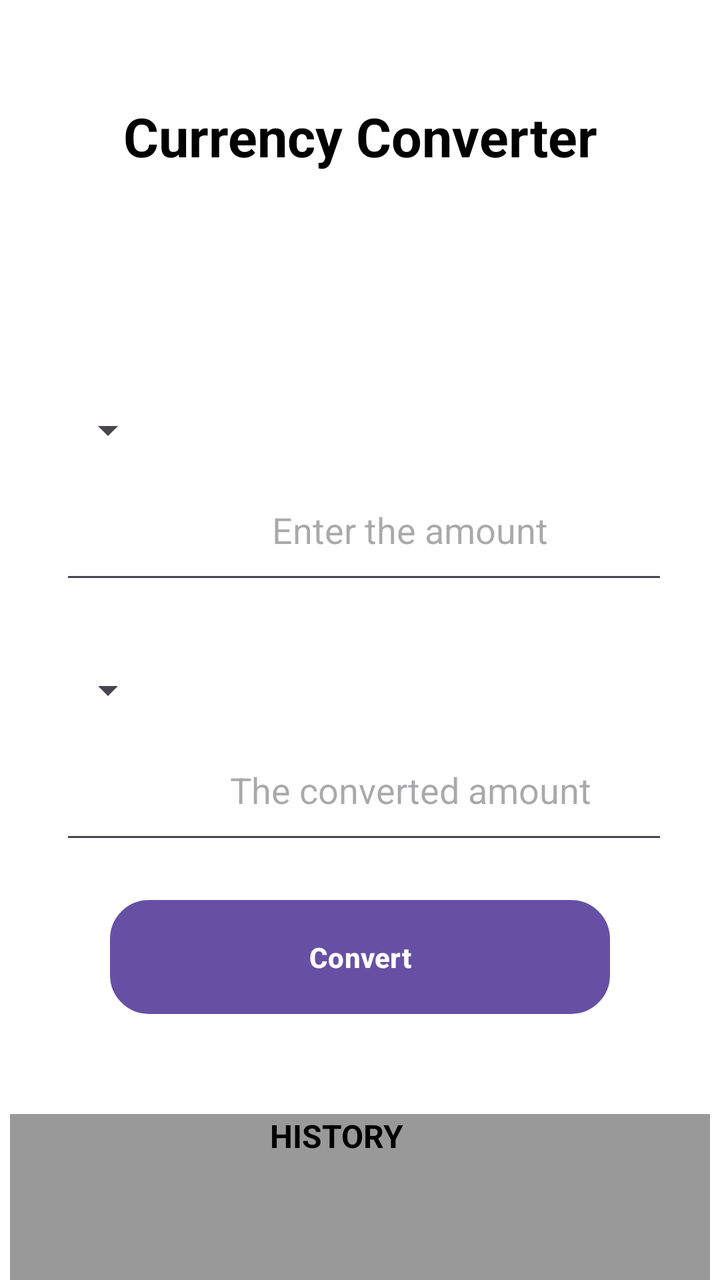
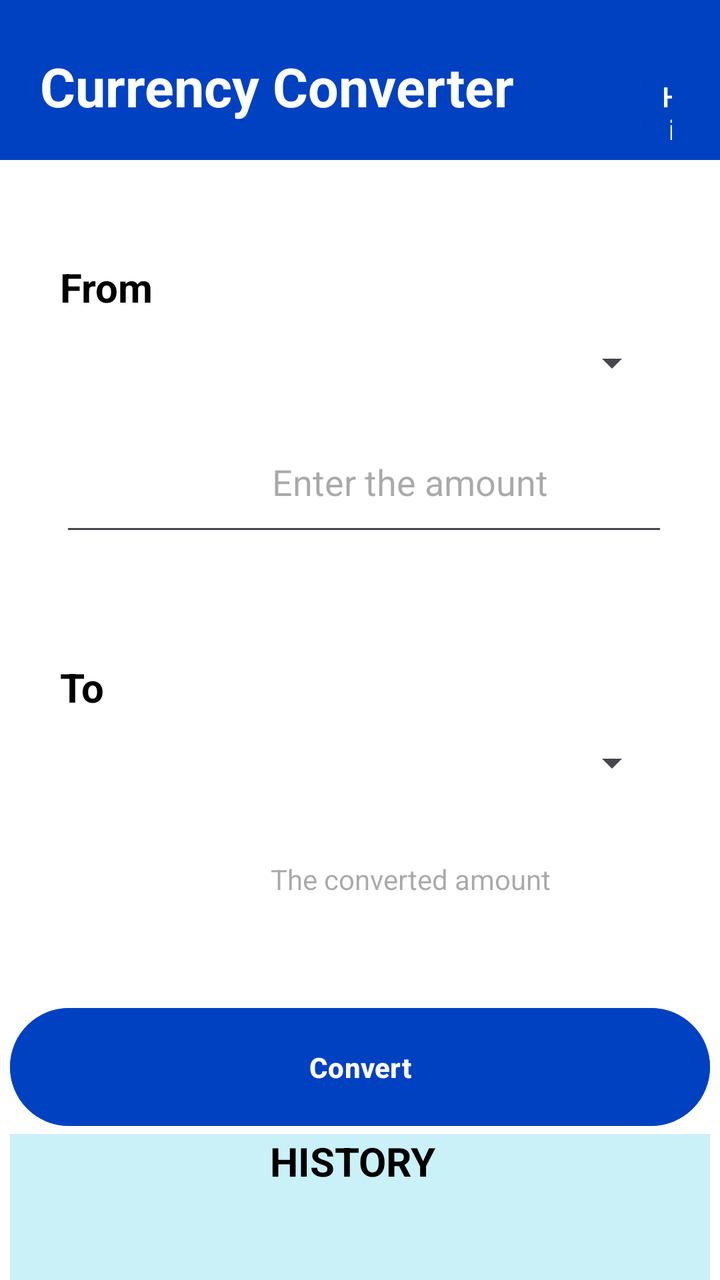

An Android layout rendered at two revisions. The XML below is the earlier revision; the diff shows what the commit changed to produce the second picture.
<!-- AndroidManifest.xml: application theme Theme.Task_2 -->
<!-- res/layout/activity_converter.xml -->
<?xml version="1.0" encoding="utf-8"?>
<androidx.constraintlayout.widget.ConstraintLayout xmlns:android="http://schemas.android.com/apk/res/android"
    xmlns:app="http://schemas.android.com/apk/res-auto"
    xmlns:tools="http://schemas.android.com/tools"
    android:id="@+id/main"
    android:layout_width="match_parent"
    android:layout_height="match_parent"
    tools:context=".converter"
    android:background="@color/white">

    <TextView
        android:layout_width="wrap_content"
        android:layout_height="wrap_content"
        android:text="Currency Converter"
        android:textSize="27sp"
        android:textStyle="bold"
        android:textColor="@color/black"
        android:layout_marginTop="50dp"
        app:layout_constraintStart_toStartOf="parent"
        app:layout_constraintTop_toTopOf="parent"
        app:layout_constraintEnd_toEndOf="parent"/>

    <LinearLayout
        android:layout_width="match_parent"
        android:layout_height="wrap_content"
        android:orientation="vertical"
        android:layout_marginTop="170dp"
        app:layout_constraintTop_toTopOf="parent"
        android:padding="30dp">

        <Spinner
            android:id="@+id/spinner1"
            android:layout_width="wrap_content"
            android:layout_height="30dp" />

        <EditText
            android:id="@+id/amount"
            android:inputType="numberDecimal"
            android:layout_width="350dp"
            android:layout_height="67dp"
            android:hint="Enter the amount"
            android:singleLine="true"
            android:gravity="center"
            android:textColor="@color/black"/>

    </LinearLayout>

    <LinearLayout
        android:layout_width="match_parent"
        android:layout_height="wrap_content"
        android:orientation="vertical"
        android:layout_marginTop="300dp"
        app:layout_constraintTop_toTopOf="parent"
        android:padding="30dp">

        <Spinner
            android:id="@+id/spinner2"
            android:layout_width="wrap_content"
            android:layout_height="30dp"/>

        <EditText
            android:id="@+id/resultamount"
            android:layout_width="350dp"
            android:layout_height="67dp"
            android:hint="The converted amount"
            android:singleLine="true"
            android:gravity="center"
            android:textColor="@color/black"/>

    </LinearLayout>
    
    <Button
        android:id="@+id/Convertbtn"
        android:layout_width="250dp"
        android:layout_height="57dp"
        android:background="@drawable/btn_layout"
        android:text="Convert"
        android:textStyle="bold"
        android:clickable="true"
        android:layout_marginTop="450dp"
        app:layout_constraintStart_toStartOf="parent"
        app:layout_constraintEnd_toEndOf="parent"
        app:layout_constraintTop_toTopOf="parent"/>

    <LinearLayout
        android:layout_width="350dp"
        android:layout_height="150dp"
        android:background="@color/light_grey"
        android:layout_marginTop="50dp"
        app:layout_constraintTop_toBottomOf="@id/Convertbtn"
        app:layout_constraintStart_toStartOf="parent"
        app:layout_constraintEnd_toEndOf="parent"
        android:orientation="vertical">

        <TextView
            android:layout_width="wrap_content"
            android:layout_height="wrap_content"
            android:text="HISTORY"
            android:textStyle="bold"
            android:textColor="@color/black"
            android:textSize="16sp"
            android:layout_marginLeft="130dp"/>


        <TextView
            android:id="@+id/History"
            android:layout_width="200dp"
            android:layout_height="100dp"
            android:layout_marginLeft="30dp"/>


    </LinearLayout>

</androidx.constraintlayout.widget.ConstraintLayout>
<!-- resources referenced by this layout -->
<resources>
  <color name="black">#FF000000</color>
  <color name="light_grey">#999999</color>
  <color name="white">#FFFFFFFF</color>
  <!-- drawable btn_layout (drawable) -->
  <?xml version="1.0" encoding="utf-8"?>
  <shape xmlns:android="http://schemas.android.com/apk/res/android">
  
      <solid android:color="@color/blue"/>
  
      <stroke
          android:width="1dp"
          android:color="@color/blue" />
  
      <corners android:radius="19dp" />
  
  </shape>
  <style name="Theme.Task_2" parent="Base.Theme.Task_2" />
  <color name="blue">#82EEFD</color>
  <style name="Base.Theme.Task_2" parent="Theme.Material3.DayNight.NoActionBar">
          
          
      </style>
</resources>

<!-- the commit's change to res/layout/activity_converter.xml (unified diff, before → after) -->
@@ -8,30 +8,59 @@
     tools:context=".converter"
     android:background="@color/white">
 
-    <TextView
-        android:layout_width="wrap_content"
-        android:layout_height="wrap_content"
-        android:text="Currency Converter"
-        android:textSize="27sp"
-        android:textStyle="bold"
-        android:textColor="@color/black"
-        android:layout_marginTop="50dp"
-        app:layout_constraintStart_toStartOf="parent"
+    <LinearLayout
+        android:layout_width="match_parent"
+        android:layout_height="80dp"
+        android:orientation="horizontal"
+        android:background="@color/Blue"
         app:layout_constraintTop_toTopOf="parent"
-        app:layout_constraintEnd_toEndOf="parent"/>
+        app:layout_constraintStart_toStartOf="parent">
+
+        <TextView
+            android:layout_width="wrap_content"
+            android:layout_height="67dp"
+            android:text="Currency Converter"
+            android:textColor="@color/white"
+            android:textStyle="bold"
+            android:textSize="27sp"
+            android:layout_marginLeft="20dp"
+            android:layout_marginTop="25sp"
+            app:layout_constraintStart_toStartOf="parent"
+            app:layout_constraintTop_toTopOf="parent"/>
+
+        <Button
+            android:layout_width="wrap_content"
+            android:layout_height="wrap_content"
+            android:layout_marginTop="25dp"
+            android:layout_marginLeft="50dp"
+            android:text="History"
+            android:clickable="true"
+            android:textColor="@color/white"
+            android:backgroundTint="@color/Blue"/>
+
+
+    </LinearLayout>
 
     <LinearLayout
         android:layout_width="match_parent"
         android:layout_height="wrap_content"
         android:orientation="vertical"
-        android:layout_marginTop="170dp"
+        android:layout_marginTop="100dp"
         app:layout_constraintTop_toTopOf="parent"
         android:padding="30dp">
 
+        <TextView
+            android:layout_width="wrap_content"
+            android:layout_height="wrap_content"
+            android:text="From"
+            android:textSize="20dp"
+            android:textStyle="bold"
+            android:textColor="@color/black"/>
+
         <Spinner
             android:id="@+id/spinner1"
-            android:layout_width="wrap_content"
-            android:layout_height="30dp" />
+            android:layout_width="match_parent"
+            android:layout_height="49dp"/>
 
         <EditText
             android:id="@+id/amount"
@@ -53,12 +82,20 @@
         app:layout_constraintTop_toTopOf="parent"
         android:padding="30dp">
 
+        <TextView
+            android:layout_width="wrap_content"
+            android:layout_height="wrap_content"
+            android:text="To"
+            android:textSize="20dp"
+            android:textStyle="bold"
+            android:textColor="@color/black"/>
+
         <Spinner
             android:id="@+id/spinner2"
-            android:layout_width="wrap_content"
-            android:layout_height="30dp"/>
+            android:layout_width="match_parent"
+            android:layout_height="49dp"/>
 
-        <EditText
+        <TextView
             android:id="@+id/resultamount"
             android:layout_width="350dp"
             android:layout_height="67dp"
@@ -71,13 +108,13 @@
     
     <Button
         android:id="@+id/Convertbtn"
-        android:layout_width="250dp"
-        android:layout_height="57dp"
-        android:background="@drawable/btn_layout"
+        android:layout_width="350dp"
+        android:layout_height="67dp"
+        android:backgroundTint="@color/Blue"
         android:text="Convert"
         android:textStyle="bold"
         android:clickable="true"
-        android:layout_marginTop="450dp"
+        android:layout_marginTop="500dp"
         app:layout_constraintStart_toStartOf="parent"
         app:layout_constraintEnd_toEndOf="parent"
         app:layout_constraintTop_toTopOf="parent"/>
@@ -85,8 +122,8 @@
     <LinearLayout
         android:layout_width="350dp"
         android:layout_height="150dp"
-        android:background="@color/light_grey"
-        android:layout_marginTop="50dp"
+        android:background="@color/light_blue"
+        android:layout_marginTop="0dp"
         app:layout_constraintTop_toBottomOf="@id/Convertbtn"
         app:layout_constraintStart_toStartOf="parent"
         app:layout_constraintEnd_toEndOf="parent"
@@ -98,16 +135,17 @@
             android:text="HISTORY"
             android:textStyle="bold"
             android:textColor="@color/black"
-            android:textSize="16sp"
+            android:textSize="20sp"
             android:layout_marginLeft="130dp"/>
 
 
         <TextView
             android:id="@+id/History"
-            android:layout_width="200dp"
+            android:layout_width="285dp"
             android:layout_height="100dp"
-            android:layout_marginLeft="30dp"/>
-
+            android:layout_marginLeft="30dp"
+            android:textColor="@color/black"
+            android:gravity="center"/>
 
     </LinearLayout>
 
<!-- resource entries referenced after the edit -->
@@ -1,23 +1,10 @@
 <!-- resources referenced by this layout -->
 <resources>
+  <color name="Blue">#0041C2</color>
   <color name="black">#FF000000</color>
-  <color name="light_grey">#999999</color>
+  <color name="light_blue">#CAF0F8</color>
   <color name="white">#FFFFFFFF</color>
-  <!-- drawable btn_layout (drawable) -->
-  <?xml version="1.0" encoding="utf-8"?>
-  <shape xmlns:android="http://schemas.android.com/apk/res/android">
-  
-      <solid android:color="@color/blue"/>
-  
-      <stroke
-          android:width="1dp"
-          android:color="@color/blue" />
-  
-      <corners android:radius="19dp" />
-  
-  </shape>
   <style name="Theme.Task_2" parent="Base.Theme.Task_2" />
-  <color name="blue">#82EEFD</color>
   <style name="Base.Theme.Task_2" parent="Theme.Material3.DayNight.NoActionBar">
           
           
